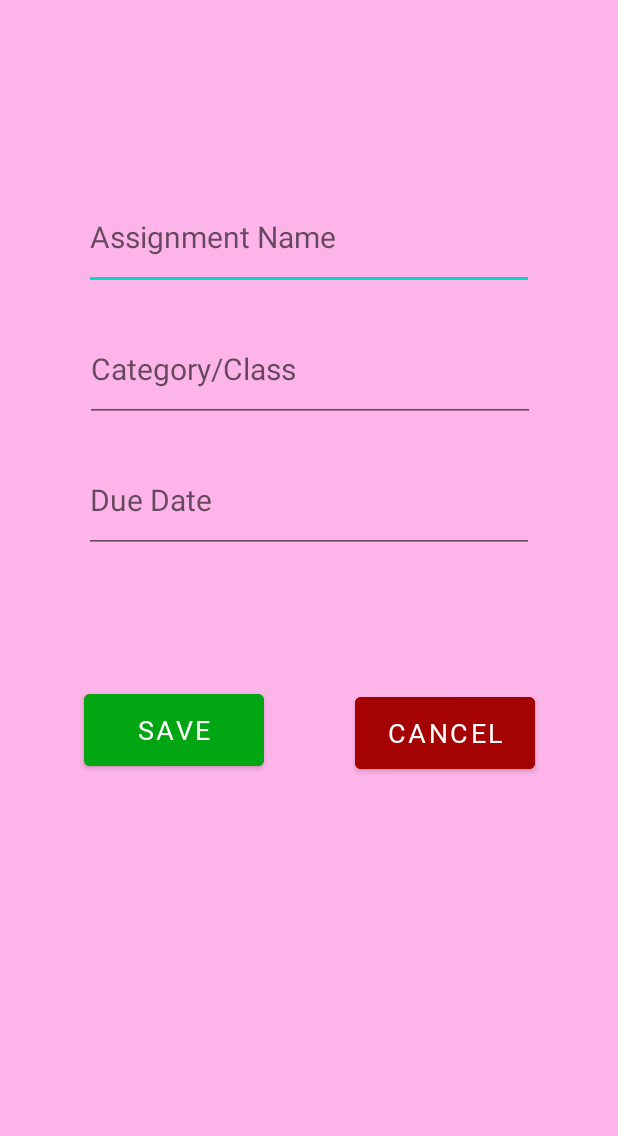
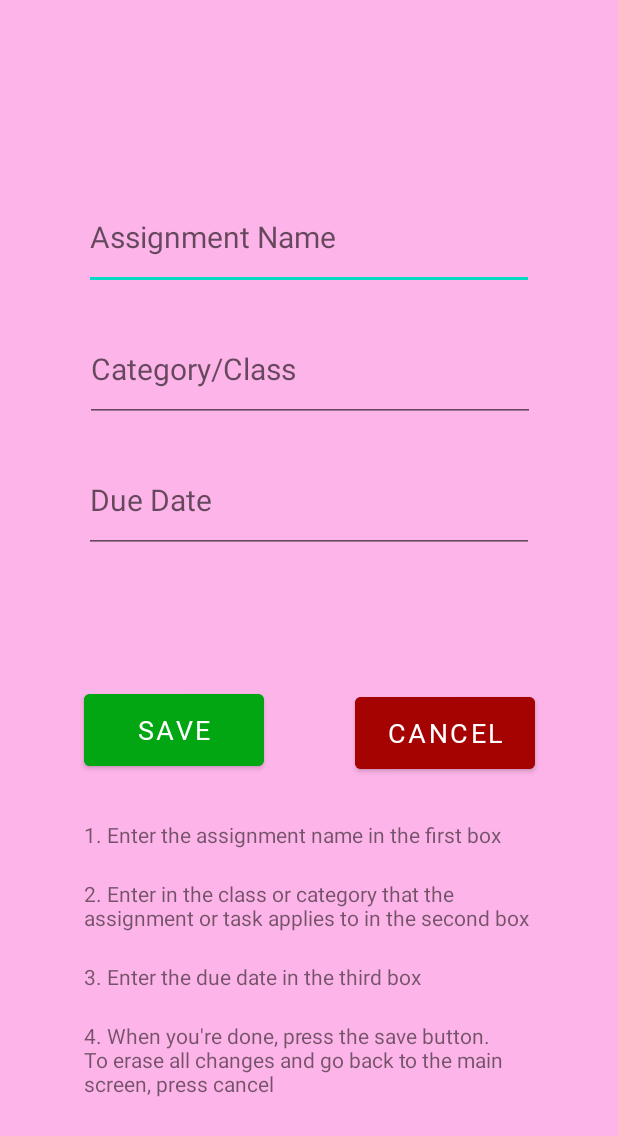
Before and after one commit to EmeraldKnight2814/Perfect_Planner, an Android app: the layout added_main.xml on its own in the app's theme, with its tools: preview values and no code run, on a phone screen of 412 x 824 dp. Shown: the top 1136 px of the screen. Run offline under Robolectric (Android 15) with nearby library versions, the phone set to English and light mode, and no system bars; Roboto replaces fonts that are not available here.

Commit message:
Added descriptive instructions
Added instructions so that the user knows what to put where.

```diff
--- a/app/src/main/res/layout/added_main.xml
+++ b/app/src/main/res/layout/added_main.xml
@@ -3,8 +3,8 @@
     xmlns:app="http://schemas.android.com/apk/res-auto"
     xmlns:tools="http://schemas.android.com/tools"
     android:layout_width="match_parent"
-    android:background="#FDB4E8"
-    android:layout_height="match_parent">
+    android:layout_height="match_parent"
+    android:background="#FDB4E8">
 
     <Button
         android:id="@+id/saveBTN"
@@ -84,4 +84,48 @@
         app:layout_constraintEnd_toEndOf="parent"
         app:layout_constraintStart_toEndOf="@+id/saveBTN"
         app:layout_constraintTop_toBottomOf="@+id/dueDateET" />
+
+    <TextView
+        android:id="@+id/textView"
+        android:layout_width="300dp"
+        android:layout_height="wrap_content"
+        android:layout_marginTop="30dp"
+        android:text="1. Enter the assignment name in the first box"
+        app:layout_constraintEnd_toEndOf="parent"
+        app:layout_constraintHorizontal_bias="0.5"
+        app:layout_constraintStart_toStartOf="parent"
+        app:layout_constraintTop_toBottomOf="@+id/saveBTN" />
+
+    <TextView
+        android:id="@+id/instructionTV2"
+        android:layout_width="300dp"
+        android:layout_height="wrap_content"
+        android:layout_marginTop="20dp"
+        android:text="2. Enter in the class or category that the assignment or task applies to in the second box"
+        app:layout_constraintEnd_toEndOf="parent"
+        app:layout_constraintHorizontal_bias="0.5"
+        app:layout_constraintStart_toStartOf="parent"
+        app:layout_constraintTop_toBottomOf="@+id/textView" />
+
+    <TextView
+        android:id="@+id/textView3"
+        android:layout_width="300dp"
+        android:layout_height="wrap_content"
+        android:layout_marginTop="20dp"
+        android:text="3. Enter the due date in the third box"
+        app:layout_constraintEnd_toEndOf="parent"
+        app:layout_constraintHorizontal_bias="0.5"
+        app:layout_constraintStart_toStartOf="parent"
+        app:layout_constraintTop_toBottomOf="@+id/instructionTV2" />
+
+    <TextView
+        android:id="@+id/textView5"
+        android:layout_width="300dp"
+        android:layout_height="wrap_content"
+        android:layout_marginTop="20dp"
+        android:text="4. When you're done, press the save button. To erase all changes and go back to the main screen, press cancel"
+        app:layout_constraintEnd_toEndOf="parent"
+        app:layout_constraintHorizontal_bias="0.5"
+        app:layout_constraintStart_toStartOf="parent"
+        app:layout_constraintTop_toBottomOf="@+id/textView3" />
 </androidx.constraintlayout.widget.ConstraintLayout>
```
